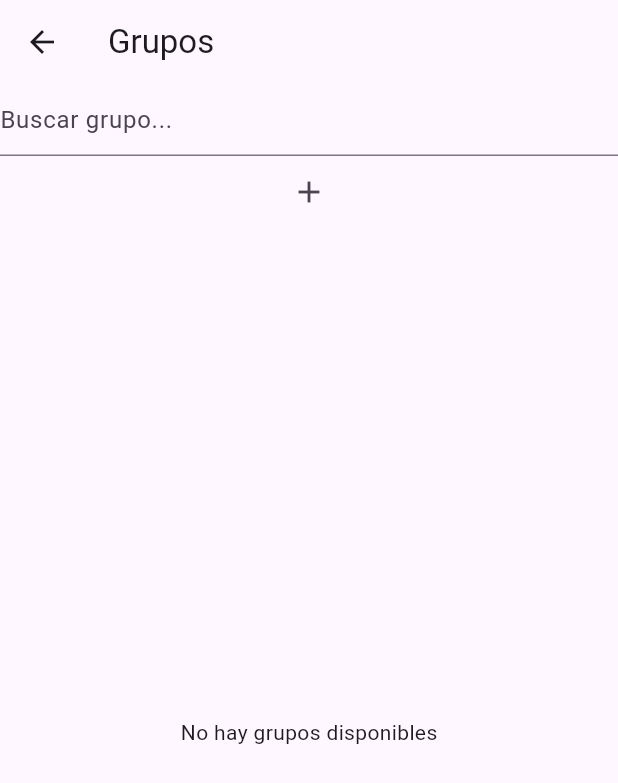
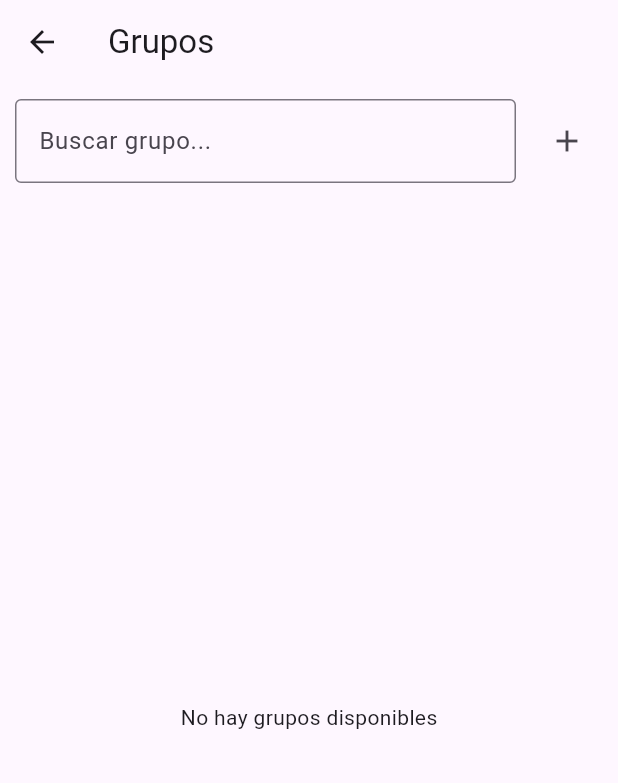
Before and after one commit to Moises-Mestas/Red-Social-322, a Flutter app: the GruposPage screen opened directly, on a phone screen of 412 x 824 dp. Shown: the top 783 px of the screen. Run offline on Flutter 3.47's test engine with Material 3 defaults, Android fonts, the phone set to English and light mode, and no system bars; our stand-ins replace cloud_firestore, firebase_auth, firebase_core, firebase_storage, google_sign_in, image_picker and 3 more; missing offline and left inert: flutter_sound; accounts and stored records are empty.

Commit message:
Solo falta poder buscar grupos donde no este tu id o username

```diff
--- a/lib/pages/grupos.dart
+++ b/lib/pages/grupos.dart
@@ -17,6 +17,37 @@ class _GruposPageState extends State<GruposPage> {
   TextEditingController searchController = TextEditingController();
   Stream? groupsStream;
   File? _imageFile;
+  List<DocumentSnapshot> allGroups = [];  // Todos los grupos
+  List<DocumentSnapshot> filteredGroups = [];  // Grupos filtrados para búsqueda
+
+  @override
+  void initState() {
+    super.initState();
+    loadGroups();
+  }
+
+  loadGroups() async {
+    // Cargar todos los grupos
+    groupsStream = await DatabaseMethods().getGroups();
+    setState(() {});
+  }
+
+  // Función de búsqueda en tiempo real
+  searchGroups(String query) async {
+    List<DocumentSnapshot> searchResults = [];
+    if (query.isEmpty) {
+      searchResults = allGroups;
+    } else {
+      searchResults = allGroups.where((group) {
+        String groupName = group['name'].toString().toLowerCase();
+        return groupName.contains(query.toLowerCase());
+      }).toList();
+    }
+
+    setState(() {
+      filteredGroups = searchResults;
+    });
+  }
 
   // Método para seleccionar una imagen
   Future<void> _pickImage() async {
@@ -28,17 +59,6 @@ class _GruposPageState extends State<GruposPage> {
         _imageFile = File(pickedFile.path); // Guardamos la imagen seleccionada
       });
     }
-  }
-
-  @override
-  void initState() {
-    super.initState();
-    loadGroups();
-  }
-
-  loadGroups() async {
-    groupsStream = await DatabaseMethods().getGroups();
-    setState(() {});
   }
 
   // Función para crear un nuevo grupo
@@ -108,17 +128,32 @@ class _GruposPageState extends State<GruposPage> {
       appBar: AppBar(title: const Text("Grupos")),
       body: Column(
         children: [
-          TextField(
+          // Barra de búsqueda con botón de crear grupo separado
+          Padding(
+            padding: const EdgeInsets.all(10),
+            child: Row(
+              children: [
+                Expanded(
+                  child: TextField(
                     controller: searchController,
-            decoration: const InputDecoration(hintText: 'Buscar grupo...'),
                     onChanged: (value) {
-              // Aquí puedes implementar la búsqueda de grupos
+                      searchGroups(value); // Llamamos a la función de búsqueda
                     },
+                    decoration: const InputDecoration(
+                      hintText: 'Buscar grupo...',
+                      border: OutlineInputBorder(),
                     ),
+                  ),
+                ),
+                const SizedBox(width: 10), // Espacio entre la barra de búsqueda y el botón
                 IconButton(
                   icon: const Icon(Icons.add),
-            onPressed: createGroup,  // Llamamos a la función de crear grupo
+                  onPressed: createGroup, // Llamamos a la función de crear grupo
                 ),
+              ],
+            ),
+          ),
+          // Lista de grupos
           Expanded(
             child: StreamBuilder(
               stream: groupsStream,
@@ -131,10 +166,16 @@ class _GruposPageState extends State<GruposPage> {
                   return const Center(child: Text("No hay grupos disponibles"));
                 }
 
+                // Almacenar los grupos cuando se obtienen
+                if (allGroups.isEmpty) {
+                  allGroups = snapshot.data.docs;
+                  filteredGroups = allGroups;
+                }
+
                 return ListView.builder(
-                  itemCount: snapshot.data.docs.length,
+                  itemCount: filteredGroups.length,
                   itemBuilder: (context, index) {
-                    DocumentSnapshot ds = snapshot.data.docs[index];
+                    DocumentSnapshot ds = filteredGroups[index];
                     return GestureDetector(
                       onTap: () {
                         Navigator.push(
@@ -148,7 +189,6 @@ class _GruposPageState extends State<GruposPage> {
                           ),
                         );
                       },
-
                       child: Material(
                         elevation: 3.0,
                         borderRadius: BorderRadius.circular(10),
@@ -166,7 +206,7 @@ class _GruposPageState extends State<GruposPage> {
                                   ? ClipRRect(
                                       borderRadius: BorderRadius.circular(60),
                                       child: Image.network(
-                                        ds["imageUrl"], // Aquí cargamos la imagen del grupo
+                                        ds["imageUrl"],
                                         height: 70,
                                         width: 70,
                                         fit: BoxFit.cover,
```
Also changed, not shown: lib/services/database.dart (+7 -0 lines), lib/pages/groupchat_page.dart (line endings or trailing spaces). Lines whose indentation alone changed are shown as unchanged.
